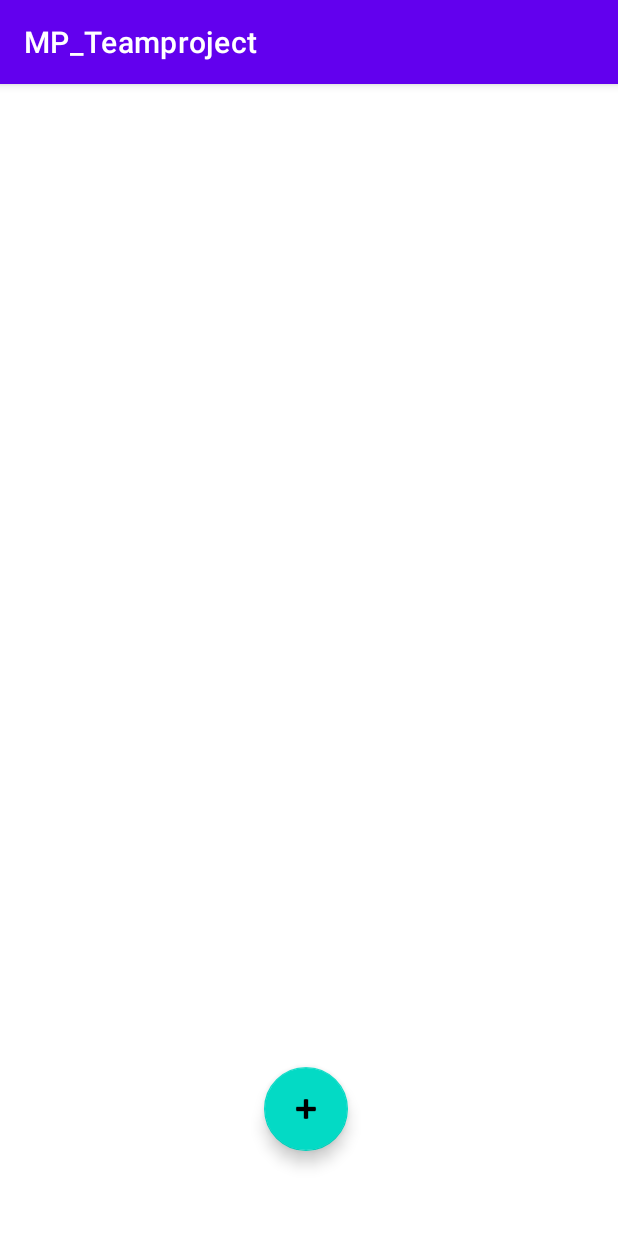
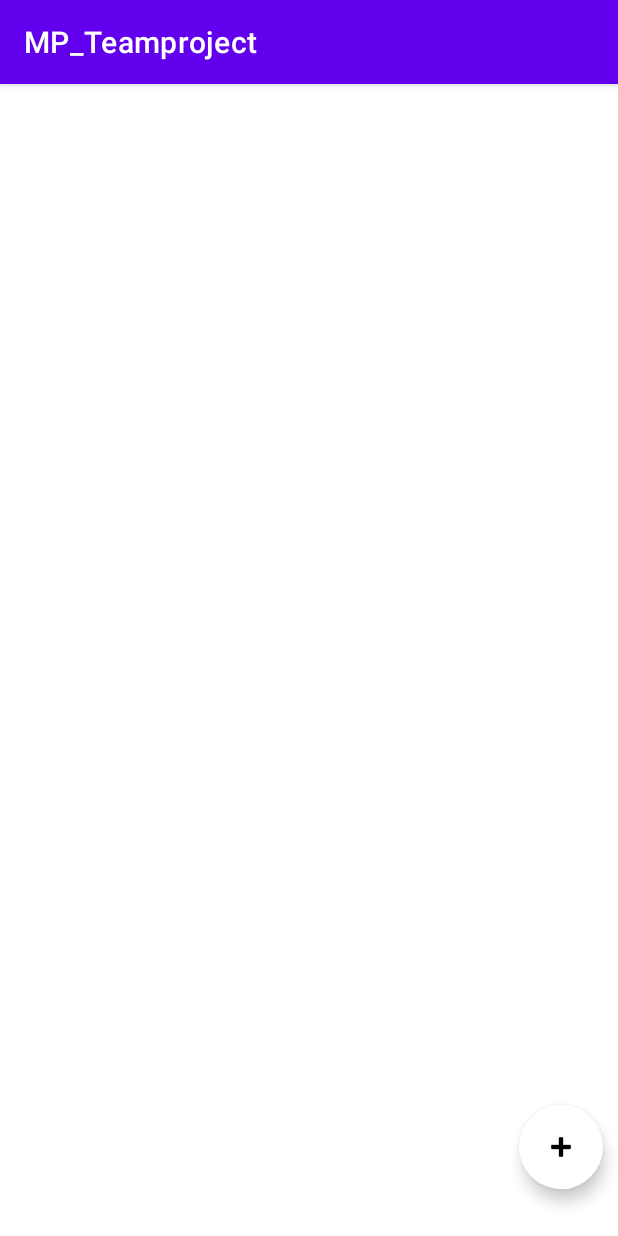
Before and after one commit to 0213sua/Catchop, an Android app: the SurveyListTest screen opened directly, with no data from a screen before it, on a phone screen of 412 x 824 dp. Run offline under Robolectric (Android 15) with nearby library versions, the light colour scheme and no system bars.

Commit message:
update floating btn

```diff
--- a/app/src/main/res/layout/activity_survey_list_test.xml
+++ b/app/src/main/res/layout/activity_survey_list_test.xml
@@ -17,9 +17,14 @@
         android:id="@+id/floatingBtn"
         android:layout_width="wrap_content"
         android:layout_height="wrap_content"
-        android:layout_marginStart="176dp"
+        android:layout_marginTop="4dp"
+        android:layout_marginEnd="10dp"
+        android:layout_marginBottom="10dp"
+        android:backgroundTint="@color/white"
         android:clickable="true"
-        app:layout_constraintStart_toStartOf="parent"
+        app:borderWidth="0dp"
+        app:layout_constraintBottom_toBottomOf="parent"
+        app:layout_constraintEnd_toEndOf="parent"
         app:layout_constraintTop_toBottomOf="@+id/recyclerView"
         app:srcCompat="@android:drawable/ic_input_add" />
 
--- a/app/src/main/res/layout/fragment_home.xml
+++ b/app/src/main/res/layout/fragment_home.xml
@@ -25,7 +25,8 @@
         android:layout_width="wrap_content"
         android:layout_height="wrap_content"
         android:layout_marginTop="20dp"
-        android:layout_marginEnd="20dp"
+        android:layout_marginEnd="10dp"
+        android:layout_marginBottom="10dp"
         android:background="#252D70"
         android:text="Finished Survey"
         android:textColor="@color/white"
```
